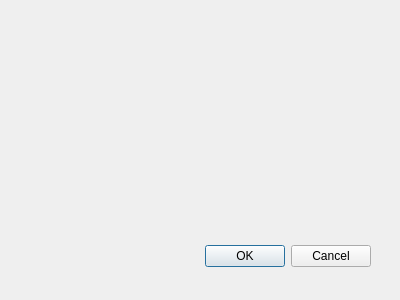
The window that 15_TabWidget/dialogmudarnomeaba.ui (RRCampagnoli/Qt) describes before a commit, drawn with Qt 5.
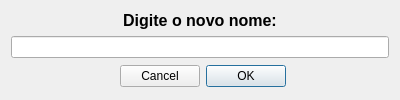
The same window after the commit.

Patch:
```diff
--- a/15_TabWidget/dialogmudarnomeaba.ui
+++ b/15_TabWidget/dialogmudarnomeaba.ui
@@ -9,20 +9,26 @@
     <x>0</x>
     <y>0</y>
     <width>400</width>
-    <height>300</height>
+    <height>100</height>
    </rect>
   </property>
   <property name="windowTitle">
    <string>Dialog</string>
   </property>
-  <widget class="QDialogButtonBox" name="buttonBox">
-   <property name="geometry">
-    <rect>
-     <x>30</x>
-     <y>240</y>
-     <width>341</width>
-     <height>32</height>
-    </rect>
+  <layout class="QGridLayout" name="gridLayout">
+   <item row="1" column="0" colspan="2">
+    <widget class="QLineEdit" name="txt_novoNome"/>
+   </item>
+   <item row="2" column="1">
+    <widget class="QDialogButtonBox" name="btn_confirmarCancelar">
+     <property name="sizePolicy">
+      <sizepolicy hsizetype="Expanding" vsizetype="Expanding">
+       <horstretch>0</horstretch>
+       <verstretch>0</verstretch>
+      </sizepolicy>
+     </property>
+     <property name="layoutDirection">
+      <enum>Qt::RightToLeft</enum>
    </property>
    <property name="orientation">
     <enum>Qt::Horizontal</enum>
@@ -30,9 +36,33 @@
    <property name="standardButtons">
     <set>QDialogButtonBox::Cancel|QDialogButtonBox::Ok</set>
    </property>
-  </widget>
- </widget>
- <pixmapfunction/>
+     <property name="centerButtons">
+      <bool>true</bool>
+     </property>
+    </widget>
+   </item>
+   <item row="0" column="0" colspan="2">
+    <widget class="QLabel" name="lbl_titulo">
+     <property name="font">
+      <font>
+       <pointsize>12</pointsize>
+       <weight>75</weight>
+       <bold>true</bold>
+      </font>
+     </property>
+     <property name="styleSheet">
+      <string notr="true"/>
+     </property>
+     <property name="text">
+      <string>Digite o novo nome:</string>
+     </property>
+     <property name="alignment">
+      <set>Qt::AlignCenter</set>
+     </property>
+    </widget>
+   </item>
+  </layout>
+ </widget>
  <resources/>
  <connections>
   <connection>
```
Left out of the diff: 8 changed lines with no effect on the pictures. Lines whose indentation alone changed are shown as unchanged.
